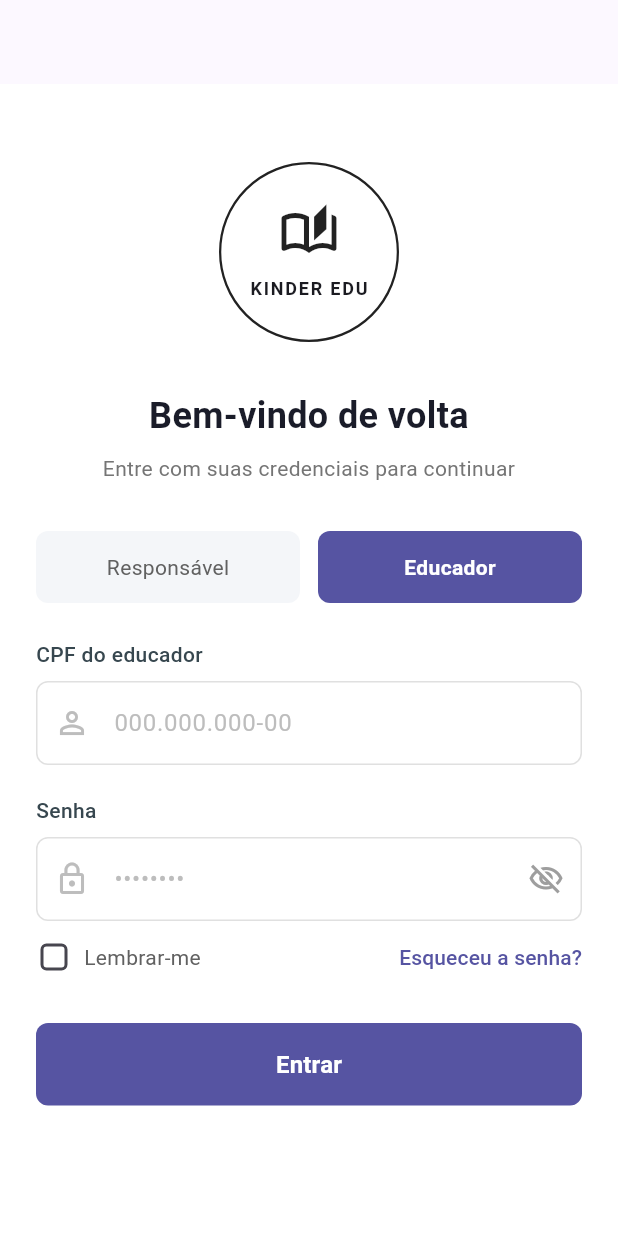
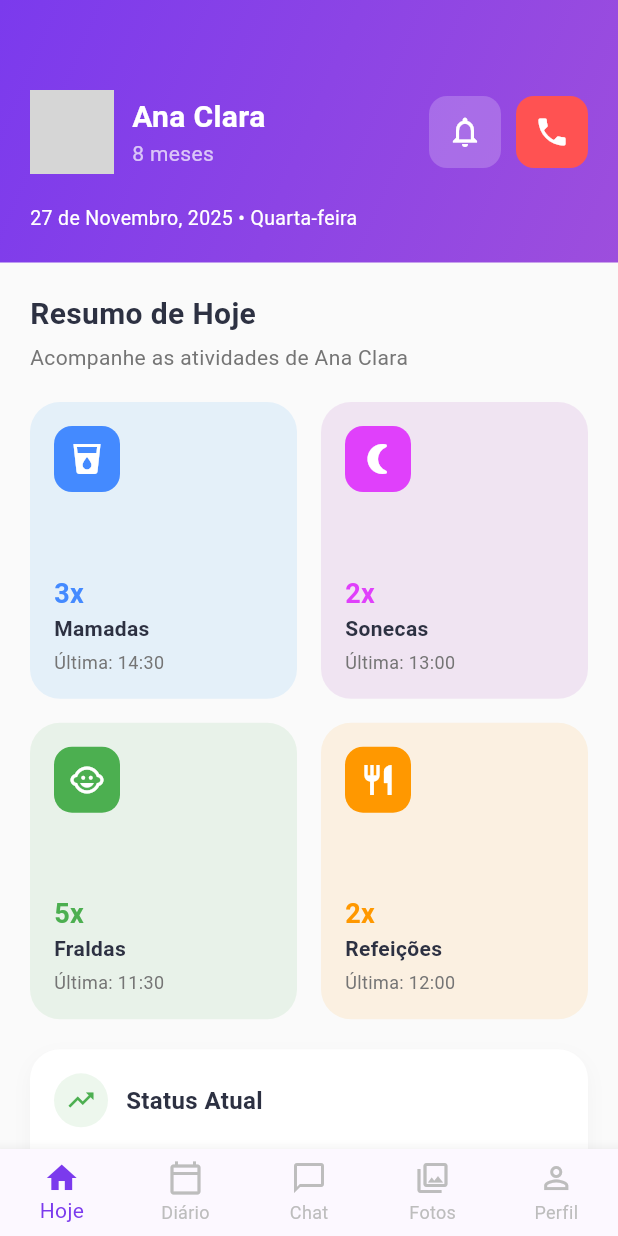
Before and after one commit to llraraujo/kinderedu, a Flutter app: the screen it shows after launch, after a tap on "Entrar", on a phone screen of 412 x 824 dp. Run offline on Flutter 3.47's test engine with Material 3 defaults, Android fonts, the phone set to English and light mode, and no system bars; accounts and stored records are empty; network calls fail; grey boxes are pictures that could not be loaded.

Commit message:
Criando MVC para o Dashboad

```diff
--- /dev/null
+++ b/lib/controllers/dashboard_controller.dart
@@ -0,0 +1,52 @@
+import 'package:flutter/material.dart';
+import '../models/dashboard_model.dart'; // Ajuste o import conforme sua estrutura
+
+class DashboardController {
+  // Simula a busca de dados do perfil da criança
+  ChildProfile getChildProfile() {
+    return ChildProfile(
+      name: 'Ana Clara',
+      age: '8 meses',
+      imageUrl: 'https://via.placeholder.com/150', // Substitua pela URL da foto
+      currentDate: '27 de Novembro, 2025 • Quarta-feira',
+    );
+  }
+
+  // Simula a busca das atividades do dia
+  List<ActivitySummary> getTodayActivities() {
+    return [
+      ActivitySummary(
+        title: 'Mamadas',
+        count: 3,
+        lastTime: '14:30',
+        icon: Icons.local_drink, // Ícone aproximado
+        primaryColor: Colors.blueAccent,
+        backgroundColor: Colors.blue.withOpacity(0.1),
+      ),
+      ActivitySummary(
+        title: 'Sonecas',
+        count: 2,
+        lastTime: '13:00',
+        icon: Icons.nightlight_round,
+        primaryColor: Colors.purpleAccent,
+        backgroundColor: Colors.purple.withOpacity(0.1),
+      ),
+      ActivitySummary(
+        title: 'Fraldas',
+        count: 5,
+        lastTime: '11:30',
+        icon: Icons.child_care,
+        primaryColor: Colors.green,
+        backgroundColor: Colors.green.withOpacity(0.1),
+      ),
+      ActivitySummary(
+        title: 'Refeições',
+        count: 2,
+        lastTime: '12:00',
+        icon: Icons.restaurant,
+        primaryColor: Colors.orange,
+        backgroundColor: Colors.orange.withOpacity(0.1),
+      ),
+    ];
+  }
+}
--- a/lib/controllers/login_controller.dart
+++ b/lib/controllers/login_controller.dart
@@ -1,6 +1,11 @@
-
+import 'package:kinderedu/models/login_model.dart';
 
 class LoginController {
 
-
+// Fazer chamada na API para retornar os usuários cadastrados
+  List<User> getUsuariosCadastrados(){
+    return [
+      User(cpf: "11111111111", senha: "teste123")
+    ];
+  }
 }
--- a/lib/main.dart
+++ b/lib/main.dart
@@ -1,5 +1,5 @@
 import 'package:flutter/material.dart';
-import 'views/login.dart';
+import 'views/login_view.dart';
 
 void main() {
   runApp(const MyApp());
--- /dev/null
+++ b/lib/models/dashboard_model.dart
@@ -0,0 +1,33 @@
+import 'package:flutter/material.dart';
+
+class ChildProfile {
+  final String name;
+  final String age;
+  final String imageUrl;
+  final String currentDate;
+
+  ChildProfile({
+    required this.name,
+    required this.age,
+    required this.imageUrl,
+    required this.currentDate,
+  });
+}
+
+class ActivitySummary {
+  final String title;
+  final int count;
+  final String lastTime;
+  final IconData icon;
+  final Color primaryColor;
+  final Color backgroundColor;
+
+  ActivitySummary({
+    required this.title,
+    required this.count,
+    required this.lastTime,
+    required this.icon,
+    required this.primaryColor,
+    required this.backgroundColor,
+  });
+}
--- /dev/null
+++ b/lib/models/login_model.dart
@@ -0,0 +1,10 @@
+
+class User{
+  final String cpf;
+  final String senha;
+
+  User({
+    required this.cpf,
+    required this.senha,
+  });
+}
--- /dev/null
+++ b/lib/views/dashboard_view.dart
@@ -0,0 +1,289 @@
+import 'package:flutter/material.dart';
+import '../controllers/dashboard_controller.dart';
+import '../models/dashboard_model.dart';
+
+class DashboardView extends StatefulWidget {
+  const DashboardView({Key? key}) : super(key: key);
+
+  @override
+  State<DashboardView> createState() => _DashboardViewState();
+}
+
+class _DashboardViewState extends State<DashboardView> {
+  // Instanciando o Controller
+  final DashboardController _controller = DashboardController();
+
+  late ChildProfile _profile;
+  late List<ActivitySummary> _activities;
+  int _currentIndex = 0;
+
+  @override
+  void initState() {
+    super.initState();
+    // Carregando os dados via Controller
+    _profile = _controller.getChildProfile();
+    _activities = _controller.getTodayActivities();
+  }
+
+  @override
+  Widget build(BuildContext context) {
+    return Scaffold(
+      backgroundColor: Colors.grey[50],
+      body: Column(
+        crossAxisAlignment: CrossAxisAlignment.start,
+        children: [
+          _buildHeader(),
+          Expanded(
+            child: SingleChildScrollView(
+              padding: const EdgeInsets.all(20.0),
+              child: Column(
+                crossAxisAlignment: CrossAxisAlignment.start,
+                children: [
+                  const Text(
+                    'Resumo de Hoje',
+                    style: TextStyle(
+                      fontSize: 20,
+                      fontWeight: FontWeight.bold,
+                      color: Color(0xFF2D3142),
+                    ),
+                  ),
+                  const SizedBox(height: 4),
+                  Text(
+                    'Acompanhe as atividades de ${_profile.name}',
+                    style: TextStyle(
+                      fontSize: 14,
+                      color: Colors.grey[600],
+                    ),
+                  ),
+                  const SizedBox(height: 20),
+                  _buildActivitiesGrid(),
+                  const SizedBox(height: 20),
+                  _buildStatusCard(),
+                ],
+              ),
+            ),
+          ),
+        ],
+      ),
+      bottomNavigationBar: _buildBottomNav(),
+    );
+  }
+
+  Widget _buildHeader() {
+    return Container(
+      padding: const EdgeInsets.only(top: 60, left: 20, right: 20, bottom: 20),
+      decoration: const BoxDecoration(
+        gradient: LinearGradient(
+          colors: [Color(0xFF7B3AED), Color(0xFF9D4EDD)], // Gradiente roxo
+          begin: Alignment.topLeft,
+          end: Alignment.bottomRight,
+        ),
+      ),
+      child: Column(
+        crossAxisAlignment: CrossAxisAlignment.start,
+        children: [
+          Row(
+            children: [
+              CircleAvatar(
+                radius: 28,
+                backgroundImage: NetworkImage(_profile.imageUrl),
+              ),
+              const SizedBox(width: 12),
+              Expanded(
+                child: Column(
+                  crossAxisAlignment: CrossAxisAlignment.start,
+                  children: [
+                    Text(
+                      _profile.name,
+                      style: const TextStyle(
+                        fontSize: 20,
+                        fontWeight: FontWeight.bold,
+                        color: Colors.white,
+                      ),
+                    ),
+                    Text(
+                      _profile.age,
+                      style: const TextStyle(
+                        fontSize: 14,
+                        color: Colors.white70,
+                      ),
+                    ),
+                  ],
+                ),
+              ),
+              _buildIconButton(Icons.notifications_outlined, const Color(0x33FFFFFF)),
+              const SizedBox(width: 10),
+              _buildIconButton(Icons.phone, Colors.redAccent),
+            ],
+          ),
+          const SizedBox(height: 20),
+          Text(
+            _profile.currentDate,
+            style: const TextStyle(
+              color: Colors.white,
+              fontSize: 13,
+            ),
+          ),
+        ],
+      ),
+    );
+  }
+
+  Widget _buildIconButton(IconData icon, Color bgColor) {
+    return Container(
+      decoration: BoxDecoration(
+        color: bgColor,
+        borderRadius: BorderRadius.circular(12),
+      ),
+      child: IconButton(
+        icon: Icon(icon, color: Colors.white),
+        onPressed: () {},
+      ),
+    );
+  }
+
+  Widget _buildActivitiesGrid() {
+    return GridView.builder(
+      shrinkWrap: true,
+      physics: const NeverScrollableScrollPhysics(),
+      gridDelegate: const SliverGridDelegateWithFixedCrossAxisCount(
+        crossAxisCount: 2,
+        crossAxisSpacing: 16,
+        mainAxisSpacing: 16,
+        childAspectRatio: 0.9,
+      ),
+      itemCount: _activities.length,
+      itemBuilder: (context, index) {
+        final activity = _activities[index];
+        return Container(
+          padding: const EdgeInsets.all(16),
+          decoration: BoxDecoration(
+            color: activity.backgroundColor,
+            borderRadius: BorderRadius.circular(20),
+          ),
+          child: Column(
+            crossAxisAlignment: CrossAxisAlignment.start,
+            mainAxisAlignment: MainAxisAlignment.spaceBetween,
+            children: [
+              Container(
+                padding: const EdgeInsets.all(10),
+                decoration: BoxDecoration(
+                  color: activity.primaryColor,
+                  borderRadius: BorderRadius.circular(12),
+                ),
+                child: Icon(activity.icon, color: Colors.white),
+              ),
+              Column(
+                crossAxisAlignment: CrossAxisAlignment.start,
+                children: [
+                  Text(
+                    '${activity.count}x',
+                    style: TextStyle(
+                      fontSize: 18,
+                      fontWeight: FontWeight.bold,
+                      color: activity.primaryColor,
+                    ),
+                  ),
+                  Text(
+                    activity.title,
+                    style: const TextStyle(
+                      fontSize: 14,
+                      fontWeight: FontWeight.w600,
+                      color: Color(0xFF2D3142),
+                    ),
+                  ),
+                  const SizedBox(height: 4),
+                  Text(
+                    'Última: ${activity.lastTime}',
+                    style: TextStyle(
+                      fontSize: 12,
+                      color: Colors.grey[600],
+                    ),
+                  ),
+                ],
+              ),
+            ],
+          ),
+        );
+      },
+    );
+  }
+
+  Widget _buildStatusCard() {
+    return Container(
+      padding: const EdgeInsets.all(16),
+      decoration: BoxDecoration(
+        color: Colors.white,
+        borderRadius: BorderRadius.circular(20),
+        boxShadow: [
+          BoxShadow(
+            color: Colors.black.withOpacity(0.03),
+            blurRadius: 10,
+            offset: const Offset(0, 5),
+          ),
+        ],
+      ),
+      child: Column(
+        crossAxisAlignment: CrossAxisAlignment.start,
+        children: [
+          Row(
+            children: [
+              Container(
+                padding: const EdgeInsets.all(8),
+                decoration: BoxDecoration(
+                  color: Colors.green.withOpacity(0.1),
+                  shape: BoxShape.circle,
+                ),
+                child: const Icon(Icons.trending_up, color: Colors.green, size: 20),
+              ),
+              const SizedBox(width: 12),
+              const Text(
+                'Status Atual',
+                style: TextStyle(
+                  fontSize: 16,
+                  fontWeight: FontWeight.bold,
+                  color: Color(0xFF2D3142),
+                ),
+              ),
+            ],
+          ),
+          const SizedBox(height: 16),
+          RichText(
+            text: TextSpan(
+              style: const TextStyle(fontSize: 15, color: Color(0xFF2D3142)),
+              children: [
+                TextSpan(text: '${_profile.name} está '),
+                const TextSpan(
+                  text: 'acordada e brincando',
+                  style: TextStyle(color: Colors.green, fontWeight: FontWeight.w600),
+                ),
+              ],
+            ),
+          ),
+          const SizedBox(height: 8),
+          Text(
+            'Última atualização há 15 minutos',
+            style: TextStyle(fontSize: 12, color: Colors.grey[500]),
+          ),
+        ],
+      ),
+    );
+  }
+
+  Widget _buildBottomNav() {
+    return BottomNavigationBar(
+      currentIndex: _currentIndex,
+      onTap: (index) => setState(() => _currentIndex = index),
+      type: BottomNavigationBarType.fixed,
+      selectedItemColor: const Color(0xFF7B3AED),
+      unselectedItemColor: Colors.grey[400],
+      items: const [
+        BottomNavigationBarItem(icon: Icon(Icons.home_outlined), activeIcon: Icon(Icons.home), label: 'Hoje'),
+        BottomNavigationBarItem(icon: Icon(Icons.calendar_today_outlined), label: 'Diário'),
+        BottomNavigationBarItem(icon: Icon(Icons.chat_bubble_outline), label: 'Chat'),
+        BottomNavigationBarItem(icon: Icon(Icons.photo_library_outlined), label: 'Fotos'),
+        BottomNavigationBarItem(icon: Icon(Icons.person_outline), label: 'Perfil'),
+      ],
+    );
+  }
+}
--- a/lib/views/login.dart
+++ b/lib/views/login_view.dart
@@ -1,4 +1,5 @@
 import 'package:flutter/material.dart';
+import 'package:kinderedu/views/dashboard_view.dart';
 
 import '../Components/input_field.dart';
 import '../Components/role_button.dart';
@@ -172,7 +173,7 @@ class _LoginScreenState extends State<LoginScreen> {
               // 7. Botão Entrar
               ElevatedButton(
                 onPressed: () {
-                  // Ação de login
+                  Navigator.push(context, MaterialPageRoute(builder: (context) => const DashboardView()));
                 },
                 style: ElevatedButton.styleFrom(
                   backgroundColor: primaryColor,
```
